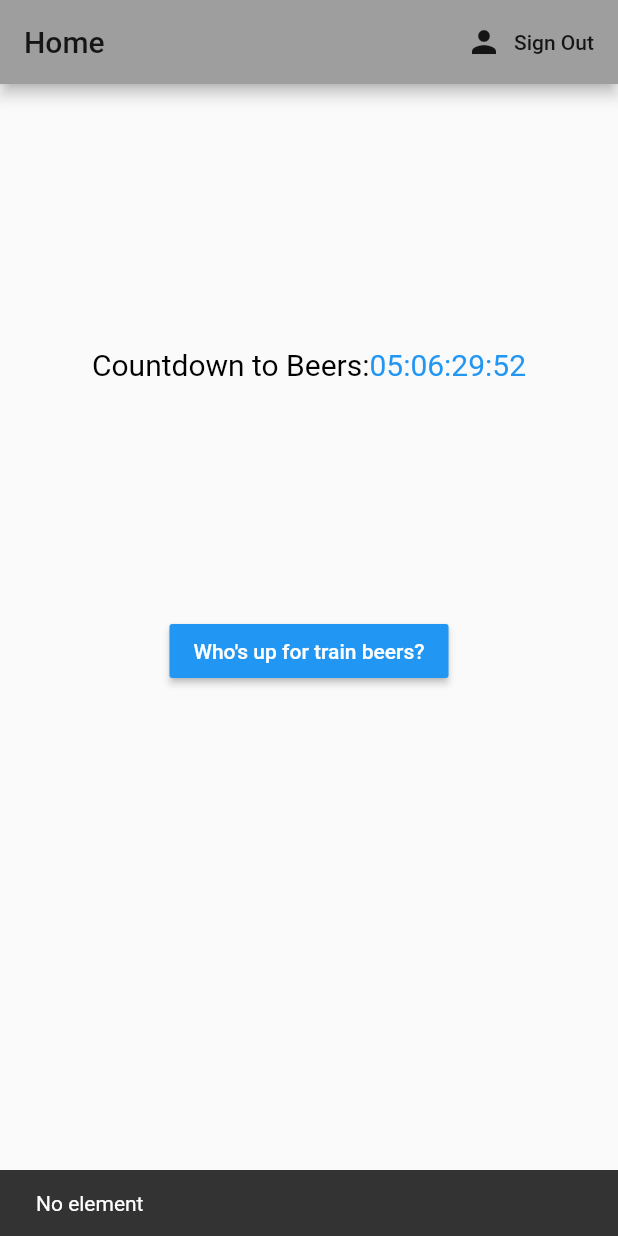
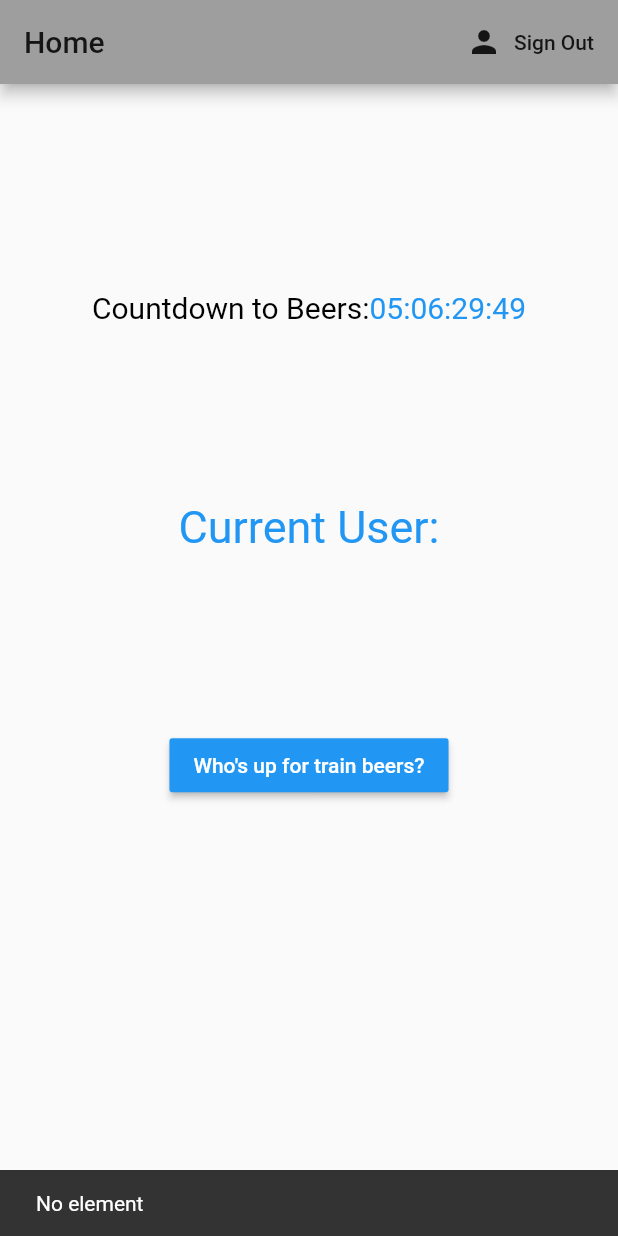
Before and after one commit to HeyKos/train_beers, a Flutter app: the HomePage screen opened directly, after a tap on "Who's up for train beers?", on a phone screen of 412 x 824 dp. Run offline on Flutter 3.47's test engine with Material 2 defaults, Android fonts, the phone set to English and light mode, and no system bars; our stand-ins replace cloud_firestore, firebase_auth, flutter_clean_architecture; accounts and stored records are empty; network calls fail.

Commit message:
Started scaffolding up the logic to retrieve the current logged in user object. We do this by querying firestore by the authentication uid in the users collection.

```diff
--- a/lib/main.dart
+++ b/lib/main.dart
@@ -23,11 +23,11 @@ class MyApp extends StatelessWidget {
       theme: ThemeData(
         primarySwatch: Colors.grey,
       ),
-      home:StreamBuilder(
+      home: StreamBuilder(
         stream: FirebaseAuthenticationRepository().user,
         builder: (context, snapshot) {
           if(snapshot.hasData){
-            return HomePage(title: "Home");
+            return HomePage(title: "Home", uid: snapshot.data,);
           } else {
             return LoginPage(title: "Sign In");
           }
--- a/lib/src/app/pages/home/home_controller.dart
+++ b/lib/src/app/pages/home/home_controller.dart
@@ -4,7 +4,10 @@ import 'package:flutter/material.dart';
 import 'package:flutter_clean_architecture/flutter_clean_architecture.dart';
 
 class HomeController extends Controller {
+  UserEntity _nextUser;
   UserEntity _currentUser;
+
+  UserEntity get nextUser => _nextUser;
   UserEntity get currentUser => _currentUser;
   final HomePresenter homePresenter;
   // Presenter should always be initialized this way
@@ -16,13 +19,14 @@ class HomeController extends Controller {
   // this is called automatically by the parent class
   void initListeners() {
     initGetNextUserListeners();
+    initGetUserByUidListeners();
     initLogoutListeners();
   }
 
   void initGetNextUserListeners() {
     homePresenter.getNextUserOnNext = (UserEntity user) {
       print(user.toString());
-      _currentUser = user;
+      _nextUser = user;
       refreshUI(); // Refreshes the UI manually
     };
     homePresenter.getNextUserOnComplete = () {
@@ -32,6 +36,26 @@ class HomeController extends Controller {
     // On error, show a snackbar, remove the user, and refresh the UI
     homePresenter.getNextUserOnError = (e) {
       print('Could not retrieve next user.');
+      ScaffoldState state = getState();
+      state.showSnackBar(SnackBar(content: Text(e.message)));
+      _nextUser = null;
+      refreshUI(); // Refreshes the UI manually
+    };
+  }
+
+  void initGetUserByUidListeners() {
+    homePresenter.getUserByUidOnNext = (UserEntity user) {
+      print(user.toString());
+      _currentUser = user;
+      refreshUI(); // Refreshes the UI manually
+    };
+    homePresenter.getUserByUidOnComplete = () {
+      print('Current User retrieved');
+    };
+
+    // On error, show a snackbar, remove the user, and refresh the UI
+    homePresenter.getUserByUidOnError = (e) {
+      print('Could not retrieve current user.');
       ScaffoldState state = getState();
       state.showSnackBar(SnackBar(content: Text(e.message)));
       _currentUser = null;
@@ -56,11 +80,11 @@ class HomeController extends Controller {
     };
   }
 
-  void getNextUser() =>
-    homePresenter.getNextUser(_currentUser == null ? -1 : _currentUser.sequence);
+  void getNextUser() => homePresenter.getNextUser(_nextUser == null ? -1 : _nextUser.sequence);
 
-  void logout() =>
-    homePresenter.logout();
+  void logout() => homePresenter.logout();
+
+  void getUserByUid(String uid) => homePresenter.getUserByUid(uid);
 
   @override
   void dispose() {
--- a/lib/src/app/pages/home/home_presenter.dart
+++ b/lib/src/app/pages/home/home_presenter.dart
@@ -1,4 +1,5 @@
 import 'package:train_beers/src/domain/usecases/get_next_user_usecase.dart';
+import 'package:train_beers/src/domain/usecases/get_user_by_uid_usecase.dart';
 import 'package:train_beers/src/domain/usecases/logout_usecase.dart';
 import '../../../domain/usecases/get_next_user_usecase.dart';
 import 'package:flutter_clean_architecture/flutter_clean_architecture.dart';
@@ -11,19 +12,28 @@ class HomePresenter extends Presenter {
   Function logoutOnNext;
   Function logoutOnComplete;
   Function logoutOnError;
+  Function getUserByUidOnNext;
+  Function getUserByUidOnComplete;
+  Function getUserByUidOnError;
 
   // Use Case Objects
   final GetNextUserUseCase getNextUserUseCase;
+  final GetUserByUidUseCase getUserByUidUseCase;
   final LogoutUseCase logoutUseCase;
 
   // Constructors
   HomePresenter(usersRepo, authRepo) :
     getNextUserUseCase = GetNextUserUseCase(usersRepo),
+    getUserByUidUseCase = GetUserByUidUseCase(usersRepo),
     logoutUseCase = LogoutUseCase(authRepo);
 
   void getNextUser(int currentSequence) {
     // execute getUseruserCase
     getNextUserUseCase.execute(_GetNextUserUseCaseObserver(this), GetNextUserUseCaseParams(currentSequence));
+  }
+
+  void getUserByUid(String uid) {
+    getUserByUidUseCase.execute(_GetUserByUidUseCaseObserver(this), GetUserByUidUseCaseParams(uid));
   }
 
   void logout() {
@@ -59,6 +69,28 @@ class _GetNextUserUseCaseObserver extends Observer<GetNextUserUseCaseResponse> {
   }
 }
 
+class _GetUserByUidUseCaseObserver extends Observer<GetUserByUidUseCaseResponse> {
+  final HomePresenter presenter;
+  _GetUserByUidUseCaseObserver(this.presenter);
+  @override
+  void onComplete() {
+    assert(presenter.getUserByUidOnComplete != null);
+    presenter.getUserByUidOnComplete();
+  }
+
+  @override
+  void onError(e) {
+    assert(presenter.getUserByUidOnError != null);
+    presenter.getUserByUidOnError(e);
+  }
+
+  @override
+  void onNext(response) {
+    assert(presenter.getUserByUidOnNext != null);
+    presenter.getUserByUidOnNext(response.user);
+  }
+}
+
 class _GetLogoutUseCaseObserver extends Observer<void> {
   final HomePresenter presenter;
   _GetLogoutUseCaseObserver(this.presenter);
--- a/lib/src/app/pages/home/home_view.dart
+++ b/lib/src/app/pages/home/home_view.dart
@@ -1,26 +1,32 @@
+import 'package:provider/provider.dart';
 import 'package:train_beers/src/app/widgets/countdown_timer.dart';
 import 'package:train_beers/src/data/repositories/firebase_authenticaion_repository.dart';
 import './home_controller.dart';
 import 'package:flutter/material.dart';
 import 'package:flutter/widgets.dart';
 import 'package:flutter_clean_architecture/flutter_clean_architecture.dart';
-import '../../../data/repositories/firebase_users_repository.dart';
+import 'package:train_beers/src/data/repositories/firebase_users_repository.dart';
 
 class HomePage extends View {
-  HomePage({Key key, this.title}) : super(key: key);
+  HomePage({Key key, this.title, this.uid}) : super(key: key);
 
   final String title;
+  final String uid;
 
   @override
   // inject dependencies inwards
-  _HomePageState createState() => _HomePageState();
+  _HomePageState createState() => _HomePageState(this.uid);
 }
 
 class _HomePageState extends ViewState<HomePage, HomeController> {
-  _HomePageState() : super(HomeController(FirebaseUsersRepository(), FirebaseAuthenticationRepository()));
+  _HomePageState(this.uid) : super(HomeController(FirebaseUsersRepository(), FirebaseAuthenticationRepository()));
+
+  final String uid;
 
   @override
   Widget buildPage() {
+    controller.getUserByUid(this.uid);
+
     return Scaffold(
       appBar: AppBar(
         title: Text(widget.title),
@@ -57,6 +63,25 @@ class _HomePageState extends ViewState<HomePage, HomeController> {
                   Column(
                     mainAxisAlignment: MainAxisAlignment.center,
                     children: <Widget>[
+                      Text(
+                        getCurrentUserText(uid),
+                        textAlign: TextAlign.center,
+                        style: TextStyle(
+                          color: Colors.blue,
+                          fontSize: 30.0,
+                        ),
+                      ),
+                    ],
+                  )
+                ],
+              ),
+              Spacer(),
+              Row(
+                mainAxisAlignment: MainAxisAlignment.center,
+                children: <Widget>[
+                  Column(
+                    mainAxisAlignment: MainAxisAlignment.center,
+                    children: <Widget>[
                       RaisedButton(
                         onPressed: controller.getNextUser,
                         child: Text(
@@ -77,7 +102,7 @@ class _HomePageState extends ViewState<HomePage, HomeController> {
                     mainAxisAlignment: MainAxisAlignment.center,
                     children: <Widget>[
                       Text(
-                        controller.currentUser == null ? "" : controller.currentUser.name,
+                        controller.nextUser == null ? "" : controller.nextUser.name,
                         textAlign: TextAlign.center,
                         style: TextStyle(
                           color: Colors.blue,
@@ -95,4 +120,12 @@ class _HomePageState extends ViewState<HomePage, HomeController> {
       ),
     );
   }
+
+  String getCurrentUserText(String uid) {
+    if (controller.currentUser == null) {
+      return "";
+    }
+
+    return "Current User: ${controller.currentUser.name}";
+  }
 }
--- a/lib/src/data/repositories/firebase_users_repository.dart
+++ b/lib/src/data/repositories/firebase_users_repository.dart
@@ -34,4 +34,14 @@ class FirebaseUsersRepository implements UsersRepository {
         .document(update.id)
         .updateData(UsersMapper.userModelToDocument(UserModel.fromEntity(update)));
   }
+
+  @override
+  Stream<UserEntity> getUserByUid(String uid) {
+    return userCollection.where('uid', isEqualTo: uid).snapshots().map((snapshot) {
+      var result = snapshot.documents.first;
+      return UsersMapper.userEntityFromUserModel(
+        UsersMapper.userModelFromSnapshot(result)
+      );
+    });
+  }
 }
--- a/lib/src/domain/repositories/users_repository.dart
+++ b/lib/src/domain/repositories/users_repository.dart
@@ -5,4 +5,5 @@ abstract class UsersRepository {
     Future<void> deleteUser(UserEntity user);
     Stream<List<UserEntity>> users();
     Future<void> updateUser(UserEntity user);
+    Stream<UserEntity> getUserByUid(String uid);
 }
--- /dev/null
+++ b/lib/src/domain/usecases/get_user_by_uid_usecase.dart
@@ -0,0 +1,38 @@
+import 'dart:async';
+import 'package:train_beers/src/domain/entities/user_entity.dart';
+import '../repositories/users_repository.dart';
+import 'package:flutter_clean_architecture/flutter_clean_architecture.dart';
+
+class GetUserByUidUseCase extends UseCase<GetUserByUidUseCaseResponse, GetUserByUidUseCaseParams> {
+  final UsersRepository usersRepository;
+  GetUserByUidUseCase(this.usersRepository);
+
+  @override
+  Future<Stream<GetUserByUidUseCaseResponse>> buildUseCaseStream(GetUserByUidUseCaseParams params) async {
+    final StreamController<GetUserByUidUseCaseResponse> controller = StreamController();
+    try {
+      UserEntity user = await usersRepository.getUserByUid(params.uid).first;
+
+      controller.add(GetUserByUidUseCaseResponse(user));
+      logger.finest('GetUserByUidUseCase successful.');
+      controller.close();
+    } catch (e) {
+      logger.severe('GetUserByUidUseCase unsuccessful.');
+      // Trigger .onError
+      controller.addError(e);
+    }
+    return controller.stream;
+  }
+}
+
+/// Wrapping params inside an object makes it easier to change later
+class GetUserByUidUseCaseParams {
+  final String uid;
+  GetUserByUidUseCaseParams(this.uid);
+}
+
+/// Wrapping response inside an object makes it easier to change later
+class GetUserByUidUseCaseResponse {
+  final UserEntity user;
+  GetUserByUidUseCaseResponse(this.user);
+}
```
